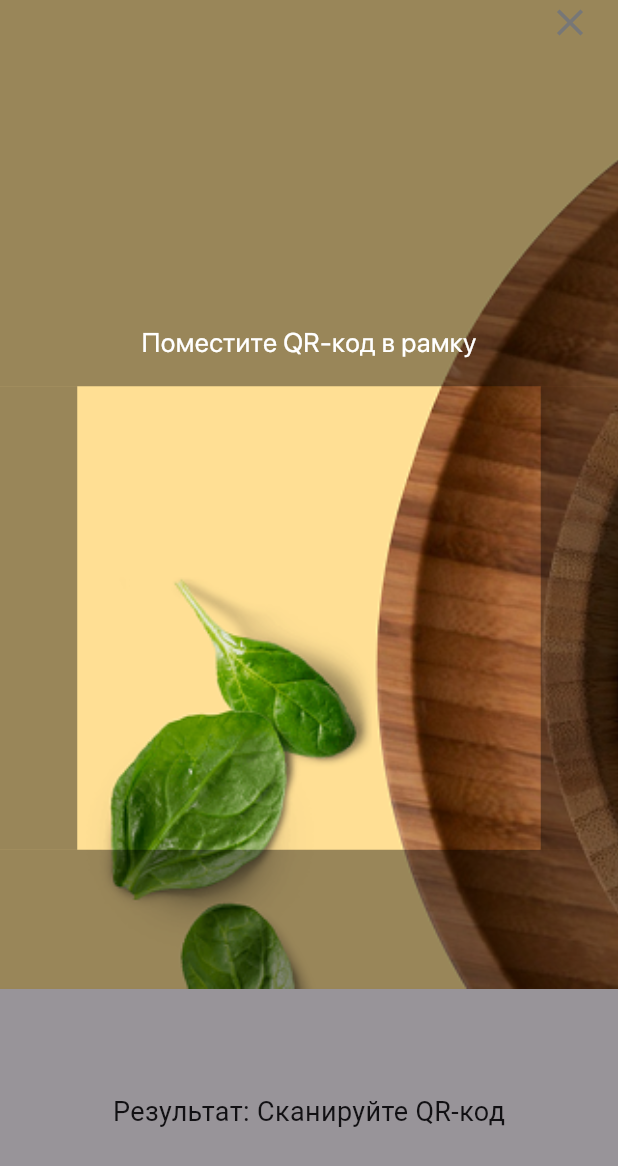
After one commit to orozbaevelmar/flutter_malina, a Flutter app: the QRScannerScreen screen opened directly, on a phone screen of 412 x 824 dp. The commit adds this screen. Shown: the top 1166 px of the screen. Run offline on Flutter 3.47's test engine with Material 3 defaults, Android fonts, the light colour scheme and no system bars; our stand-ins replace equatable, flutter_bloc, google_fonts; missing offline and left inert: mobile_scanner.

Commit message:
qr_code is done

```diff
--- a/lib/constants/go.dart
+++ b/lib/constants/go.dart
@@ -8,6 +8,10 @@ class Go {
         builder: (context) => destination,
       ),
     );
+  }
+
+  static back(context) {
+    Navigator.pop(context);
   }
 
   static replace(context, destination, {bool lazy = false}) {
--- /dev/null
+++ b/lib/ui_presentation/screens/qr_code.dart
@@ -0,0 +1,177 @@
+import 'dart:async';
+import 'package:flutter/material.dart';
+import 'package:flutter_malina/constants/constants.dart';
+import 'package:mobile_scanner/mobile_scanner.dart';
+
+class QRScannerScreen extends StatefulWidget {
+  @override
+  _QRScannerScreenState createState() => _QRScannerScreenState();
+}
+
+class _QRScannerScreenState extends State<QRScannerScreen>
+    with WidgetsBindingObserver {
+  final MobileScannerController controller = MobileScannerController(
+    detectionSpeed:
+        DetectionSpeed.noDuplicates, // предотвращает дублирующиеся сканирования
+    facing: CameraFacing.back, // используем заднюю камеру
+    torchEnabled: false, // начально фонарик выключен
+  );
+
+  StreamSubscription<Object?>? _subscription;
+  String scanResult = "Сканируйте QR-код";
+
+  @override
+  void initState() {
+    super.initState();
+    WidgetsBinding.instance.addObserver(this);
+    _subscription = controller.barcodes.listen(_handleBarcode);
+    unawaited(controller.start());
+  }
+
+  void _handleBarcode(BarcodeCapture capture) {
+    final List<Barcode> barcodes = capture.barcodes;
+    if (barcodes.isNotEmpty) {
+      setState(() {
+        scanResult = barcodes.first.rawValue ?? "Ошибка чтения";
+      });
+      debugPrint("QR-код найден: ${barcodes.first.rawValue}");
+    }
+  }
+
+  @override
+  void didChangeAppLifecycleState(AppLifecycleState state) {
+    if (!controller.value.isRunning) return;
+
+    switch (state) {
+      case AppLifecycleState.resumed:
+        _subscription = controller.barcodes.listen(_handleBarcode);
+        unawaited(controller.start());
+        break;
+      case AppLifecycleState.inactive:
+      case AppLifecycleState.paused:
+      case AppLifecycleState.hidden:
+      case AppLifecycleState.detached:
+        unawaited(_subscription?.cancel());
+        _subscription = null;
+        unawaited(controller.stop());
+        break;
+    }
+  }
+
+  @override
+  Future<void> dispose() async {
+    WidgetsBinding.instance.removeObserver(this);
+    unawaited(_subscription?.cancel());
+    _subscription = null;
+    super.dispose();
+    await controller.dispose();
+  }
+
+  @override
+  Widget build(BuildContext context) {
+    final width = MediaQuery.of(context).size.width;
+    final height = MediaQuery.of(context).size.height;
+    final leftRight = width / 8;
+    final topBottom = (height - (width - (leftRight * 2))) / 2;
+    return Scaffold(
+      //appBar: AppBar(title: const Text("QR Scanner")),
+      body: Stack(
+        fit: StackFit.expand,
+        alignment: Alignment.center,
+        children: [
+          Column(
+            children: [
+              Expanded(
+                  flex: 4,
+                  child: Image.asset(
+                    'assets/menu/image1.png',
+                    fit: BoxFit.cover,
+                  )
+                  /*  MobileScanner(
+                  controller: controller,
+                ), */
+                  ),
+              Expanded(
+                flex: 1,
+                child: Center(
+                  child: Text("Результат: $scanResult",
+                      style: TextStyle(
+                        fontSize: 18,
+                      )),
+                ),
+              ),
+            ],
+          ),
+
+          //Top
+          Positioned(
+            top: 0,
+            left: 0,
+            right: 0,
+            child: Container(
+              height: topBottom,
+              width: double.infinity,
+              color: MColor.black.withOpacity(0.4),
+            ),
+          ),
+          // Left
+          Positioned(
+            top: topBottom,
+            left: 0,
+            bottom: topBottom,
+            child: Container(
+              width: leftRight,
+              color: MColor.black.withOpacity(0.4),
+            ),
+          ),
+          //bottom
+          Positioned(
+            bottom: 0,
+            left: 0,
+            right: 0,
+            child: Container(
+              height: topBottom,
+              width: double.infinity,
+              color: MColor.black.withOpacity(0.4),
+            ),
+          ),
+          //Right
+          Positioned(
+            top: topBottom,
+            right: 0,
+            bottom: topBottom,
+            child: Container(
+              width: leftRight,
+              color: MColor.black.withOpacity(0.4),
+            ),
+          ),
+          Positioned(
+            top: topBottom - 40,
+            child: Text(
+              'Поместите QR-код в рамку',
+              style: TextStyle(
+                fontFamily: 'SF Pro Display',
+                fontWeight: FontWeight.w400,
+                fontSize: 18,
+                height: 21.48 / 18,
+                color: MColor.white,
+              ),
+            ),
+          ),
+          Positioned(
+            top: MediaQuery.of(context).viewPadding.top,
+            right: 16.98,
+            child: GestureDetector(
+              onTap: () => Go.back(context),
+              child: Icon(
+                Icons.close,
+                size: 30,
+                color: Color(0xFF777777),
+              ),
+            ),
+          )
+        ],
+      ),
+    );
+  }
+}
--- a/pubspec.yaml
+++ b/pubspec.yaml
@@ -38,6 +38,7 @@ dependencies:
   flutter_bloc: ^9.1.0
   equatable: ^2.0.7
   google_fonts: ^6.2.1
+  mobile_scanner: ^5.1.1
 
 dev_dependencies:
   flutter_test:
```
Also changed, not shown: lib/ui_presentation/screens/menu.dart (+8 -3 lines), pubspec.lock, 6 other files.
